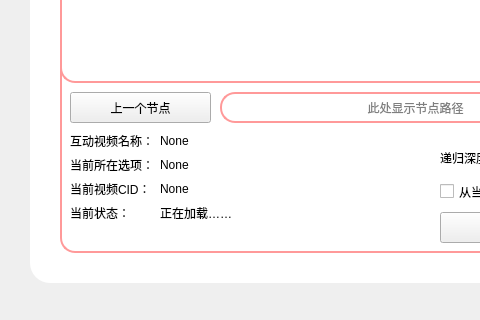
Above: UI/biliInteractive_new.ui from JimmyLiang-lzm/biliDownloader_GUI before the change; both pictures show x 0 to 480 and y 408 to 728 of the 1083 by 728 pixel window. Below: the same form after it.
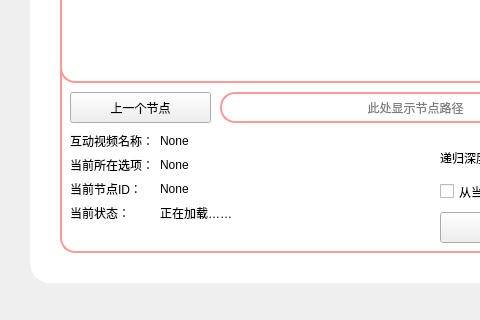
That is the form after the change. Icons and pictures are not drawn.

```diff
--- a/UI/biliInteractive_new.ui
+++ b/UI/biliInteractive_new.ui
@@ -658,7 +658,7 @@
       <item row="2" column="0">
        <widget class="QLabel" name="label_5">
         <property name="text">
-         <string>当前视频CID：</string>
+         <string>当前节点ID：</string>
         </property>
        </widget>
       </item>
```
Left out of the diff: 2 changed lines with no effect on the pictures.
